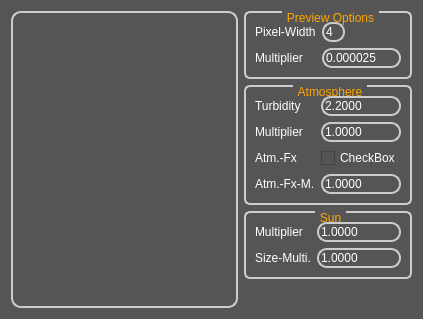
First picture: the form in src/qt-frontend/widgets/QtSunSkyEditor/forms/qtsunskyeditor.ui, repository phresnel/picogen, before the edit.
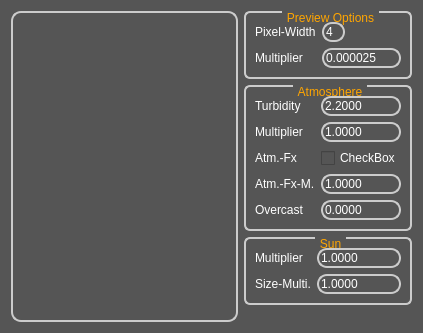
Second picture: the form after the edit.

Commit message: add support for overcast sky

What changed in the file:
```diff
--- a/src/qt-frontend/widgets/QtSunSkyEditor/forms/qtsunskyeditor.ui
+++ b/src/qt-frontend/widgets/QtSunSkyEditor/forms/qtsunskyeditor.ui
@@ -7,7 +7,7 @@
     <x>0</x>
     <y>0</y>
     <width>423</width>
-    <height>319</height>
+    <height>333</height>
    </rect>
   </property>
   <property name="windowTitle">
@@ -501,6 +501,44 @@
           </property>
          </widget>
         </item>
+        <item row="4" column="0">
+         <widget class="QLabel" name="label_9">
+          <property name="text">
+           <string>Overcast</string>
+          </property>
+         </widget>
+        </item>
+        <item row="4" column="1">
+         <widget class="QDoubleSpinBox" name="overcastSpinBox">
+          <property name="styleSheet">
+           <string notr="true"/>
+          </property>
+          <property name="frame">
+           <bool>false</bool>
+          </property>
+          <property name="buttonSymbols">
+           <enum>QAbstractSpinBox::NoButtons</enum>
+          </property>
+          <property name="accelerated">
+           <bool>false</bool>
+          </property>
+          <property name="decimals">
+           <number>4</number>
+          </property>
+          <property name="minimum">
+           <double>0.000000000000000</double>
+          </property>
+          <property name="maximum">
+           <double>1.000000000000000</double>
+          </property>
+          <property name="singleStep">
+           <double>0.010000000000000</double>
+          </property>
+          <property name="value">
+           <double>0.000000000000000</double>
+          </property>
+         </widget>
+        </item>
        </layout>
       </widget>
      </item>
```
The commit also changes 2 other files.
